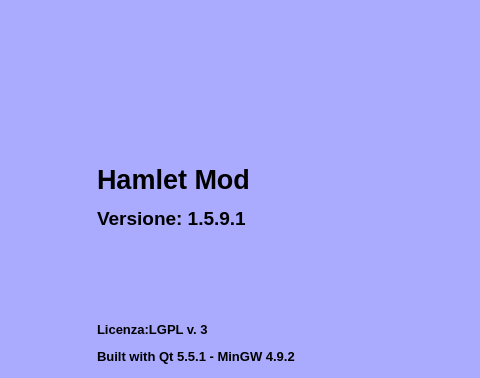
fblabs/hamlet-mod-sancon, file mainwindow.ui: the form before one commit; both pictures show x 246 to 726 and y 0 to 378 of the 979 by 780 pixel window.
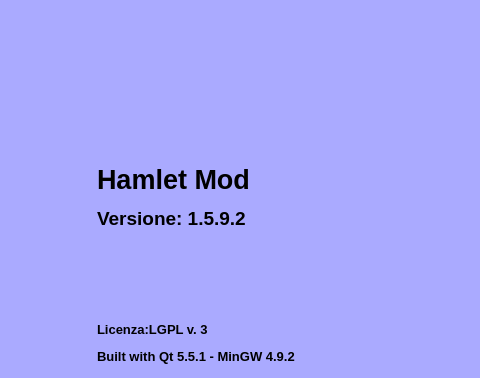
The form after the commit. Icons and pictures are not drawn.

The edit to the form file:
```diff
--- a/mainwindow.ui
+++ b/mainwindow.ui
@@ -523,7 +523,7 @@
       <item>
        <widget class="QLabel" name="label_2">
         <property name="text">
-         <string>&lt;html&gt;&lt;head/&gt;&lt;body&gt;&lt;p&gt;&lt;span style=&quot; font-size:20pt; font-weight:600;&quot;&gt;Hamlet Mod&lt;/span&gt;&lt;/p&gt;&lt;p&gt;&lt;span style=&quot; font-size:14pt; font-weight:600;&quot;&gt;Versione: 1.5.9.1&lt;/span&gt;&lt;/p&gt;&lt;p&gt;&lt;br/&gt;&lt;/p&gt;&lt;p&gt;&lt;br/&gt;&lt;/p&gt;&lt;p&gt;&lt;span style=&quot; font-size:10pt; font-weight:600;&quot;&gt;Licenza:LGPL v. 3&lt;/span&gt;&lt;/p&gt;&lt;p&gt;&lt;span style=&quot; font-size:10pt; font-weight:600;&quot;&gt;Built with Qt 5.5.1 - MinGW 4.9.2&lt;/span&gt;&lt;/p&gt;&lt;p&gt;&lt;span style=&quot; font-size:10pt;&quot;&gt;FBLABS 2015-2016&lt;/span&gt;&lt;/p&gt;&lt;/body&gt;&lt;/html&gt;</string>
+         <string>&lt;html&gt;&lt;head/&gt;&lt;body&gt;&lt;p&gt;&lt;span style=&quot; font-size:20pt; font-weight:600;&quot;&gt;Hamlet Mod&lt;/span&gt;&lt;/p&gt;&lt;p&gt;&lt;span style=&quot; font-size:14pt; font-weight:600;&quot;&gt;Versione: 1.5.9.2&lt;/span&gt;&lt;/p&gt;&lt;p&gt;&lt;br/&gt;&lt;/p&gt;&lt;p&gt;&lt;br/&gt;&lt;/p&gt;&lt;p&gt;&lt;span style=&quot; font-size:10pt; font-weight:600;&quot;&gt;Licenza:LGPL v. 3&lt;/span&gt;&lt;/p&gt;&lt;p&gt;&lt;span style=&quot; font-size:10pt; font-weight:600;&quot;&gt;Built with Qt 5.5.1 - MinGW 4.9.2&lt;/span&gt;&lt;/p&gt;&lt;p&gt;&lt;span style=&quot; font-size:10pt;&quot;&gt;FBLABS 2015-2016&lt;/span&gt;&lt;/p&gt;&lt;/body&gt;&lt;/html&gt;</string>
         </property>
         <property name="scaledContents">
          <bool>false</bool>
```
Left out of the diff: 2 changed lines with no effect on the pictures.
